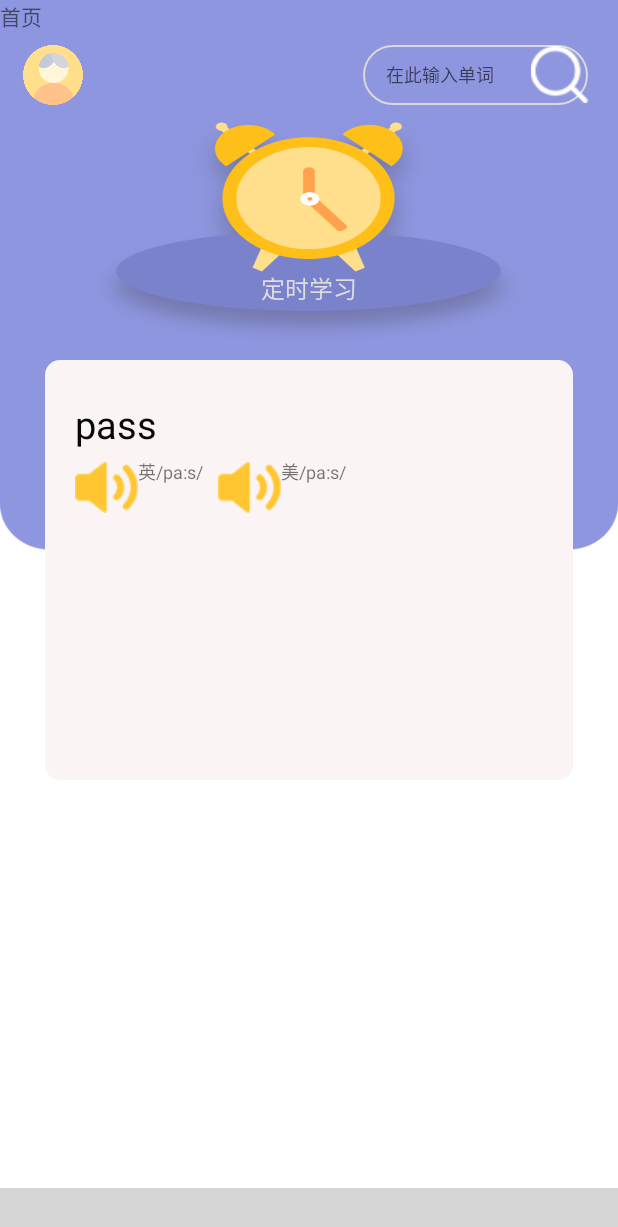
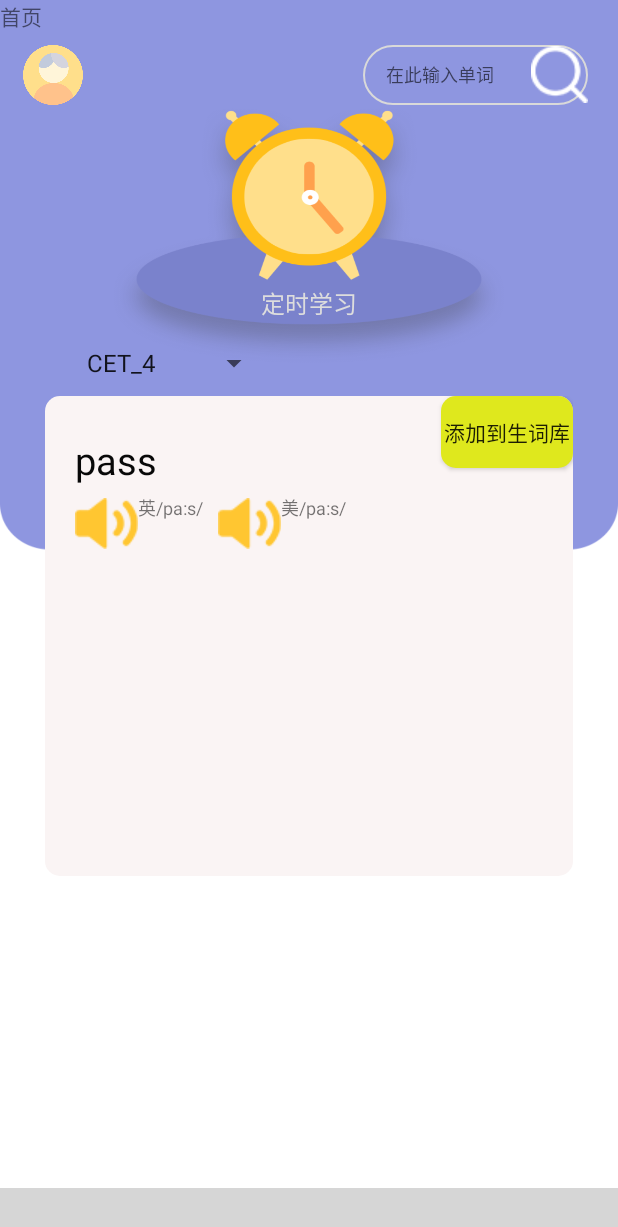
Before and after one commit to je1lylee/passCET, an Android app: the Study1Activity screen opened directly, with no data from a screen before it, on a phone screen of 412 x 824 dp. Shown: the top 1227 px of the screen. Run offline under Robolectric (Android 15) with nearby library versions, the phone set to English and light mode, and no system bars; libraries missing offline, so code that uses them is left out: com.ashokvarma.bottomnavigation; plain views replace BottomNavigationBar; 3 statements that could not run were skipped; grey boxes are pictures that could not be loaded.

Commit message:
新的哦

```diff
--- a/app/src/main/java/top/linxixiangxin/passcet/Study1Activity.java
+++ b/app/src/main/java/top/linxixiangxin/passcet/Study1Activity.java
@@ -3,10 +3,11 @@ package top.linxixiangxin.passcet;
 import android.app.Activity;
 import android.os.Build;
 import android.os.Bundle;
+import android.view.View;
 import android.view.Window;
 import android.view.WindowManager;
 
-
+//导航栏
 import android.app.FragmentManager;
 import android.app.FragmentTransaction;
 import android.os.Bundle;
@@ -14,20 +15,31 @@ import android.support.v7.app.AppCompatActivity;
 import android.util.Log;
 import com.ashokvarma.bottomnavigation.BottomNavigationBar;
 import com.ashokvarma.bottomnavigation.BottomNavigationItem;
-
 import Fragment.SC;
 import Fragment.XUEXI;
 import Fragment.ZXJ;
 
 
+//下拉框
+import android.support.v7.app.AppCompatActivity;
+import android.os.Bundle;
+import android.widget.ArrayAdapter;
+import android.widget.Button;
+import android.widget.Spinner;
+
 public class Study1Activity extends Activity implements BottomNavigationBar.OnTabSelectedListener {
 
+    //导航栏
     private BottomNavigationBar bottomNavigationBar;
     int lastSelectedPosition = 0;
     private String TAG = Study1Activity.class.getSimpleName();
     private XUEXI xuexiFragment;
     private ZXJ zxjFragment;
     private SC scFragment;
+
+
+    private Button study1_bt_tianjia;
+    private Boolean b_sub_square = false;
 
 
     @Override
@@ -41,6 +53,36 @@ public class Study1Activity extends Activity implements BottomNavigationBar.OnTa
         }
         setContentView(R.layout.activity_study1);
 
+        study1_bt_tianjia=findViewById(R.id.study1_bt_tianjia);
+        study1_bt_tianjia.setOnClickListener(new View.OnClickListener() {
+           @Override
+           public void onClick(View view) {
+               if (!b_sub_square) {
+                   b_sub_square = true;
+                   //设置是否被激活状态，true表示被激
+                   study1_bt_tianjia.setActivated(b_sub_square);
+                   study1_bt_tianjia.setText("已加入生词");
+               } else {
+                   b_sub_square = false;
+                   //设置是否被激活状态，false表示未激活
+                   study1_bt_tianjia.setActivated(b_sub_square);
+
+                   study1_bt_tianjia.setText("添加到生词库");
+               }
+
+           }
+
+        });
+
+
+        //下拉框
+        String[] ctype = new String[]{"CET_4","CET_6"};
+        ArrayAdapter<String> adapter = new ArrayAdapter<String>(this, android.R.layout.simple_spinner_item, ctype);  //创建一个数组适配器
+        adapter.setDropDownViewResource(android.R.layout.simple_spinner_dropdown_item);     //设置下拉列表框的下拉选项样式
+        Spinner spinner = super.findViewById(R.id.spinner);
+        spinner.setAdapter(adapter);
+
+        //导航栏
         bottomNavigationBar = (BottomNavigationBar) findViewById(R.id.bottom_navigation_bar);
 
         /** 导航基础设置 包括按钮选中效果 导航栏背景色等 */
--- /dev/null
+++ b/app/src/main/res/drawable/study1_btn_sc.xml
@@ -0,0 +1,29 @@
+<?xml version="1.0" encoding="utf-8"?>
+<!--<selector xmlns:android="http://schemas.android.com/apk/res/android">-->
+    <!--<item android:drawable="@color/clr_normal" android:state_activated="false"/>-->
+    <!---->
+    <!--<item android:drawable="@color/clr_pressed" android:state_activated="true"/>-->
+
+<!--</selector>-->
+
+<selector xmlns:android="http://schemas.android.com/apk/res/android">
+<item android:state_activated="false">
+    <shape android:shape="rectangle">
+        <!--圆角-->
+        <corners android:radius="10dp" />
+        <!--填充颜色-->
+        <solid android:color="@color/clr_normal" />
+        />
+    </shape>
+</item>
+    <!--单击时是一个带圆角,绿色背景,白色边框的矩形-->
+<item android:state_activated="true">
+<shape android:shape="rectangle">
+    <!--圆角-->
+    <corners android:radius="10dp" />
+    <!--填充颜色-->
+    <solid android:color="@color/clr_pressed" />
+   />
+</shape>
+</item>
+    </selector>
--- a/app/src/main/res/layout/activity_study1.xml
+++ b/app/src/main/res/layout/activity_study1.xml
@@ -39,11 +39,12 @@
         android:layout_width="match_parent"
         android:layout_height="wrap_content"
         android:layout_marginHorizontal="50dp"
-        android:layout_marginTop="80dp">
+        android:layout_marginTop="60dp">
 
-        <ImageView
-            android:layout_width="290dp"
-            android:layout_height="150dp"
+        <ImageButton
+            android:id="@+id/st1_imgbt"
+            android:layout_width="260dp"
+            android:layout_height="170dp"
             android:background="@drawable/study1_ds"
             android:layout_centerInParent="true"
             />
@@ -53,8 +54,17 @@
             android:text="定时学习"
             android:textColor="#ddd"
             android:textSize="16sp"
-            android:layout_marginTop="100dp"
+            android:layout_marginTop="130dp"
             android:layout_centerHorizontal="true"/>
+
+        <Spinner
+            android:layout_width="130dp"
+            android:layout_height="wrap_content"
+            android:id="@+id/spinner"
+            android:layout_below="@id/st1_imgbt"
+            >
+        </Spinner>
+
     </RelativeLayout>
 
     <RelativeLayout
@@ -67,13 +77,23 @@
         <RelativeLayout
             android:id="@+id/card_R"
             android:layout_width="match_parent"
-            android:layout_height="280dp"
+            android:layout_height="320dp"
             android:layout_alignParentTop="true"
             android:layout_centerHorizontal="true"
             android:layout_marginHorizontal="30dp"
-            android:layout_marginTop="26dp"
+            android:layout_marginTop="40dp"
             android:layout_marginVertical="10dp"
-            android:background="@drawable/bg_card">
+            android:background="@drawable/bg_card"
+            >
+
+            <Button
+                android:id="@+id/study1_bt_tianjia"
+                android:layout_width="wrap_content"
+                android:layout_height="wrap_content"
+                android:layout_alignParentRight="true"
+                android:text="添加到生词库"
+                android:background="@drawable/study1_btn_sc"/>
+
 
             <TextView
                 android:id="@+id/tv_card_word_name"
--- a/app/src/main/res/values/colors.xml
+++ b/app/src/main/res/values/colors.xml
@@ -3,4 +3,6 @@
     <color name="colorPrimary">#008577</color>
     <color name="colorPrimaryDark">#00574B</color>
     <color name="colorAccent">#D81B60</color>
+    <color name="clr_normal">#dfe81d</color>
+    <color name="clr_pressed">#706f6e</color>
 </resources>
```
